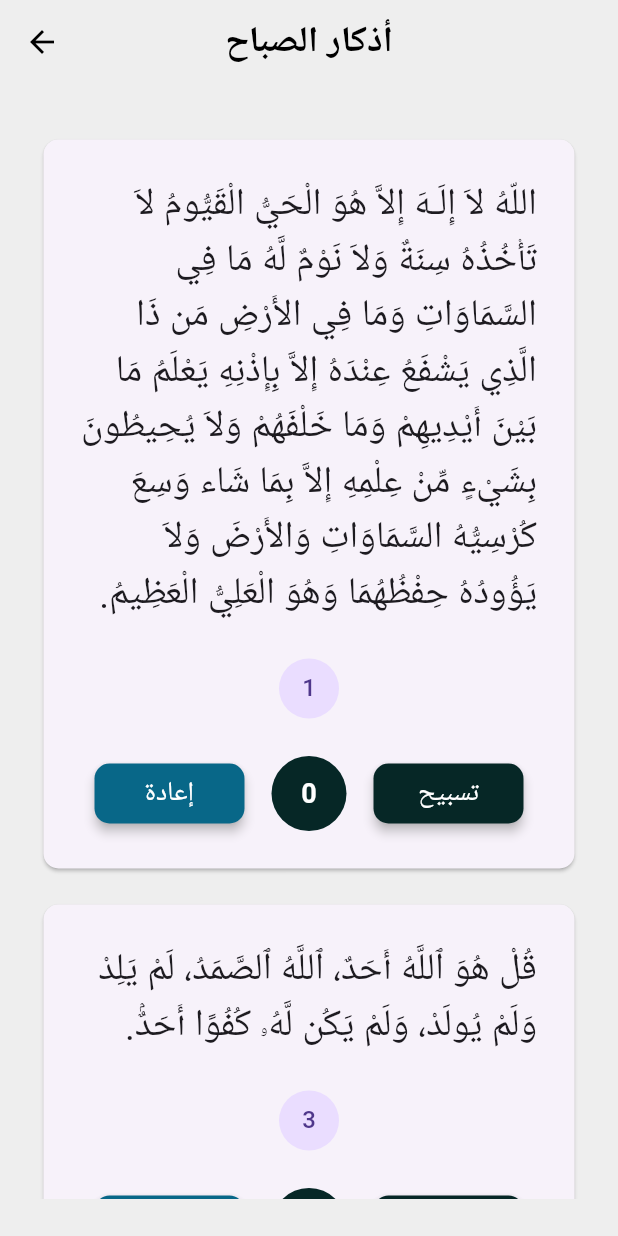
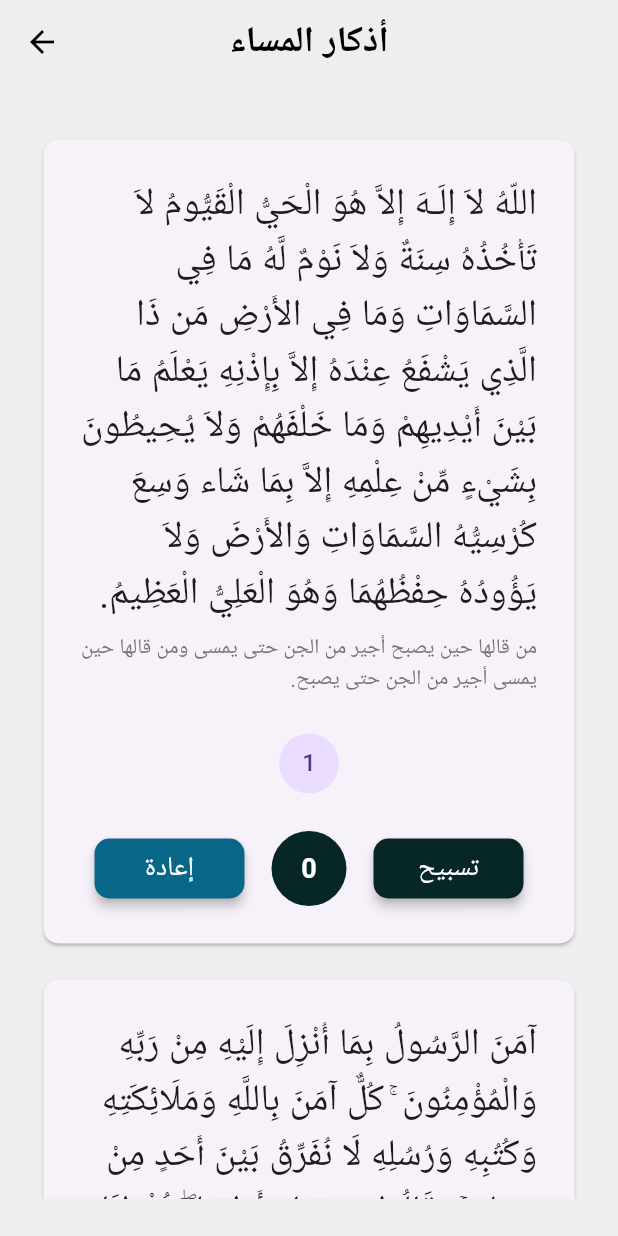
Before and after one commit to Icarus-conf/ziker, a Flutter app: the screen it shows after launch, after a tap on "أذكار المساء", on a phone screen of 412 x 824 dp. Run offline on Flutter 3.47's test engine with Material 3 defaults, Android fonts, the phone set to English and light mode, and no system bars; our stand-ins replace google_fonts; Roboto replaces fonts that are missing (Amiri).

```diff
--- a/lib/home_page.dart
+++ b/lib/home_page.dart
@@ -1,8 +1,8 @@
 import 'package:flutter/material.dart';
 import 'package:google_fonts/google_fonts.dart';
 import 'package:ziker/button.dart';
-import 'package:ziker/sabah_page.dart';
-import 'package:ziker/test.dart';
+import 'package:ziker/morning_page.dart';
+import 'package:ziker/night_page.dart';
 
 class HomePage extends StatefulWidget {
   const HomePage({super.key});
@@ -91,7 +91,7 @@ class _HomePageState extends State<HomePage> {
                         Navigator.push(
                           context,
                           MaterialPageRoute(
-                            builder: (context) => TestPage(),
+                            builder: (context) => NightPage(),
                           ),
                         );
                       },
--- a/lib/test.dart
+++ b/lib/morning_page.dart
@@ -2,12 +2,12 @@ import 'package:flutter/material.dart';
 import 'package:google_fonts/google_fonts.dart';
 import 'package:ziker/text_format.dart';
 
-class TestPage extends StatefulWidget {
+class SabahPage extends StatefulWidget {
   @override
-  State<TestPage> createState() => _TestPageState();
+  State<SabahPage> createState() => _SabahPageState();
 }
 
-class _TestPageState extends State<TestPage> {
+class _SabahPageState extends State<SabahPage> {
   // Create a list of texts
   final List<String> texts = [
     "اللّهُ لاَ إِلَـهَ إِلاَّ هُوَ الْحَيُّ الْقَيُّومُ لاَ تَأْخُذُهُ سِنَةٌ وَلاَ نَوْمٌ لَّهُ مَا فِي السَّمَاوَاتِ وَمَا فِي الأَرْضِ مَن ذَا الَّذِي يَشْفَعُ عِنْدَهُ إِلاَّ بِإِذْنِهِ يَعْلَمُ مَا بَيْنَ أَيْدِيهِمْ وَمَا خَلْفَهُمْ وَلاَ يُحِيطُونَ بِشَيْءٍ مِّنْ عِلْمِهِ إِلاَّ بِمَا شَاء وَسِعَ كُرْسِيُّهُ السَّمَاوَاتِ وَالأَرْضَ وَلاَ يَؤُودُهُ حِفْظُهُمَا وَهُوَ الْعَلِيُّ الْعَظِيمُ.",
@@ -43,7 +43,42 @@ class _TestPageState extends State<TestPage> {
     "أسْتَغْفِرُ اللهَ وَأتُوبُ إلَيْهِ",
   ];
 
-  final List<int> subTexts = [
+  final List<String> subTexts = [
+    "من قالها حين يصبح أجير من الجن حتى يمسى ومن قالها حين يمسى أجير من الجن حتى يصبح.",
+    "من قالها حين يصبح وحين يمسى كفته من كل شىء (الإخلاص والمعوذتين).",
+    "",
+    "",
+    "",
+    "من قالها موقنا بها حين يمسى ومات من ليلته دخل الجنة وكذلك حين يصبح.",
+    "من قالها حين يصبح وحين يمسى كان حقا على الله أن يرضيه يوم القيامة.",
+    "من قالها أعتقه الله من النار.",
+    "من قالها حين يصبح أدى شكر يومه.",
+    "من قالها كفاه الله ما أهمه من أمر الدنيا والأخرة.",
+    "لم يضره من الله شيء.",
+    "",
+    "",
+    "",
+    "",
+    "",
+    "",
+    "",
+    "",
+    "",
+    "",
+    "من صلى على حين يصبح وحين يمسى ادركته شفاعتى يوم القيامة.",
+    "",
+    "",
+    "",
+    "",
+    "",
+    "ذكر طيب.",
+    "كانت له عدل عشر رقاب، وكتبت له مئة حسنة، ومحيت عنه مئة سيئة، وكانت له حرزا من الشيطان.",
+    "كانت له عدل عشر رقاب، وكتبت له مئة حسنة، ومحيت عنه مئة سيئة، وكانت له حرزا من الشيطان.",
+    "حُطَّتْ خَطَايَاهُ وَإِنْ كَانَتْ مِثْلَ زَبَدِ الْبَحْرِ. لَمْ يَأْتِ أَحَدٌ يَوْمَ الْقِيَامَةِ بِأَفْضَلَ مِمَّا جَاءَ بِهِ إِلَّا أَحَدٌ قَالَ مِثْلَ مَا قَالَ أَوْ زَادَ عَلَيْهِ.",
+    "مائة حسنة، ومُحيت عنه مائة سيئة، وكانت له حرزاً من الشيطان حتى يمسى.",
+  ];
+
+  final List<int> countNumbers = [
     1,
     3,
     3,
@@ -77,7 +112,7 @@ class _TestPageState extends State<TestPage> {
     100,
   ];
 
-  int counter = 0;
+  List<int> counters = [];
 
   @override
   Widget build(BuildContext context) {
@@ -105,10 +140,9 @@ class _TestPageState extends State<TestPage> {
           25,
         ),
         child: ListView.builder(
-          // Set the length of the list
           itemCount: texts.length,
-          // Return a Card widget for each item
           itemBuilder: (context, index) {
+            counters.add(0);
             return Padding(
               padding: const EdgeInsets.symmetric(
                 vertical: 8,
@@ -116,31 +150,36 @@ class _TestPageState extends State<TestPage> {
               child: Card(
                 shape: RoundedRectangleBorder(
                   borderRadius: BorderRadius.circular(10),
-                  //set border radius more than 50% of height and width to make circle
                 ),
-                // Use a Column to arrange the text and the buttons vertically
                 child: Container(
                   padding: const EdgeInsets.all(25.0),
                   child: Column(
                     children: [
-                      // Display the text inside the card
                       AmiriText(
                         text: texts[index],
                         fontS: 25,
                         textDirection: TextDirection.rtl,
                       ),
                       SizedBox(
+                        height: 8,
+                      ),
+                      AmiriText(
+                        text: subTexts[index],
+                        fontS: 14,
+                        textDirection: TextDirection.rtl,
+                        color: Colors.grey[600],
+                      ),
+                      SizedBox(
                         height: 25,
                       ),
                       CircleAvatar(
                         child: Text(
-                          subTexts[index].toString(),
+                          countNumbers[index].toString(),
                         ),
                       ),
                       SizedBox(
                         height: 25,
                       ),
-                      // Use a Row to display the two buttons horizontally
                       Row(
                         mainAxisAlignment: MainAxisAlignment.spaceAround,
                         children: <Widget>[
@@ -164,8 +203,8 @@ class _TestPageState extends State<TestPage> {
                             ),
                             onPressed: () {
                               setState(() {
-                                if (counter > 0) {
-                                  counter--;
+                                if (counters[index] > 0) {
+                                  counters[index]--;
                                 }
                               });
                             },
@@ -174,7 +213,7 @@ class _TestPageState extends State<TestPage> {
                             backgroundColor: Color(0xFF062726),
                             radius: 25,
                             child: Text(
-                              counter.toString(),
+                              counters[index].toString(),
                               style: TextStyle(
                                 fontSize: 18,
                                 color: Colors.white,
@@ -202,7 +241,7 @@ class _TestPageState extends State<TestPage> {
                             ),
                             onPressed: () {
                               setState(() {
-                                counter++;
+                                counters[index]++;
                               });
                             },
                           ),
--- /dev/null
+++ b/lib/night_page.dart
@@ -0,0 +1,256 @@
+import 'package:flutter/material.dart';
+import 'package:google_fonts/google_fonts.dart';
+import 'package:ziker/text_format.dart';
+
+class NightPage extends StatefulWidget {
+  @override
+  State<NightPage> createState() => _NightPageState();
+}
+
+class _NightPageState extends State<NightPage> {
+  // Create a list of texts
+  final List<String> texts = [
+    "اللّهُ لاَ إِلَـهَ إِلاَّ هُوَ الْحَيُّ الْقَيُّومُ لاَ تَأْخُذُهُ سِنَةٌ وَلاَ نَوْمٌ لَّهُ مَا فِي السَّمَاوَاتِ وَمَا فِي الأَرْضِ مَن ذَا الَّذِي يَشْفَعُ عِنْدَهُ إِلاَّ بِإِذْنِهِ يَعْلَمُ مَا بَيْنَ أَيْدِيهِمْ وَمَا خَلْفَهُمْ وَلاَ يُحِيطُونَ بِشَيْءٍ مِّنْ عِلْمِهِ إِلاَّ بِمَا شَاء وَسِعَ كُرْسِيُّهُ السَّمَاوَاتِ وَالأَرْضَ وَلاَ يَؤُودُهُ حِفْظُهُمَا وَهُوَ الْعَلِيُّ الْعَظِيمُ.",
+    "آمَنَ الرَّسُولُ بِمَا أُنْزِلَ إِلَيْهِ مِنْ رَبِّهِ وَالْمُؤْمِنُونَ ۚ كُلٌّ آمَنَ بِاللَّهِ وَمَلَائِكَتِهِ وَكُتُبِهِ وَرُسُلِهِ لَا نُفَرِّقُ بَيْنَ أَحَدٍ مِنْ رُسُلِهِ ۚ وَقَالُوا سَمِعْنَا وَأَطَعْنَا ۖ غُفْرَانَكَ رَبَّنَا وَإِلَيْكَ الْمَصِيرُ. لَا يُكَلِّفُ اللَّهُ نَفْسًا إِلَّا وُسْعَهَا لَهَا مَا كَسَبَتْ وَعَلَيْهَا مَا اكْتَسَبَتْ رَبَّنَا لَا تُؤَاخِذْنَا إِنْ نَّسِينَآ أَوْ أَخْطَأْنَا رَبَّنَا وَلَا تَحْمِلْ عَلَيْنَا إِصْرًا كَمَا حَمَلْتَهُ عَلَى الَّذِينَ مِنْ قَبْلِنَا رَبَّنَا وَلَا تُحَمِّلْنَا مَا لَا طَاقَةَ لَنَا بِهِ وَاعْفُ عَنَّا وَاغْفِرْ لَنَا وَارْحَمْنَا أَنْتَ مَوْلَانَا فَانْصُرْنَا عَلَى الْقَوْمِ الْكَافِرِينَ.",
+    "قُلْ هُوَ ٱللَّهُ أَحَدٌ، ٱللَّهُ ٱلصَّمَدُ، لَمْ يَلِدْ وَلَمْ يُولَدْ، وَلَمْ يَكُن لَّهُۥ كُفُوًا أَحَدٌۢ.",
+    "قُلْ أَعُوذُ بِرَبِّ ٱلْفَلَقِ، مِن شَرِّ مَا خَلَقَ، وَمِن شَرِّ غَاسِقٍ إِذَا وَقَبَ، وَمِن شَرِّ ٱلنَّفَّٰثَٰتِ فِى ٱلْعُقَدِ، وَمِن شَرِّ حَاسِدٍ إِذَا حَسَدَ.",
+    "قُلْ أَعُوذُ بِرَبِّ ٱلنَّاسِ، مَلِكِ ٱلنَّاسِ، إِلَٰهِ ٱلنَّاسِ، مِن شَرِّ ٱلْوَسْوَاسِ ٱلْخَنَّاسِ، ٱلَّذِى يُوَسْوِسُ فِى صُدُورِ ٱلنَّاسِ، مِنَ ٱلْجِنَّةِ وَٱلنَّاسِ.",
+    "أَمْسَيْـنا وَأَمْسـى المـلكُ لله وَالحَمدُ لله ، لا إلهَ إلاّ اللّهُ وَحدَهُ لا شَريكَ لهُ، لهُ المُـلكُ ولهُ الحَمْـد، وهُوَ على كلّ شَيءٍ قدير ، رَبِّ أسْـأَلُـكَ خَـيرَ ما في هـذهِ اللَّـيْلَةِ وَخَـيرَ ما بَعْـدَهـا ، وَأَعـوذُ بِكَ مِنْ شَـرِّ ما في هـذهِ اللَّـيْلةِ وَشَرِّ ما بَعْـدَهـا ، رَبِّ أَعـوذُبِكَ مِنَ الْكَسَـلِ وَسـوءِ الْكِـبَر ، رَبِّ أَعـوذُ بِكَ مِنْ عَـذابٍ في النّـارِ وَعَـذابٍ في القَـبْر.",
+    "اللّهـمَّ أَنْتَ رَبِّـي لا إلهَ إلاّ أَنْتَ ، خَلَقْتَنـي وَأَنا عَبْـدُك ، وَأَنا عَلـى عَهْـدِكَ وَوَعْـدِكَ ما اسْتَـطَعْـت ، أَعـوذُبِكَ مِنْ شَـرِّ ما صَنَـعْت ، أَبـوءُ لَـكَ بِنِعْـمَتِـكَ عَلَـيَّ وَأَبـوءُ بِذَنْـبي فَاغْفـِرْ لي فَإِنَّـهُ لا يَغْـفِرُ الذُّنـوبَ إِلاّ أَنْتَ .",
+    "رَضيـتُ بِاللهِ رَبَّـاً وَبِالإسْلامِ ديـناً وَبِمُحَـمَّدٍ صلى الله عليه وسلم نَبِيّـاً.",
+    "اللّهُـمَّ إِنِّـي أَمسيتُ أُشْـهِدُك ، وَأُشْـهِدُ حَمَلَـةَ عَـرْشِـك ، وَمَلَائِكَتَكَ ، وَجَمـيعَ خَلْـقِك ، أَنَّـكَ أَنْـتَ اللهُ لا إلهَ إلاّ أَنْـتَ وَحْـدَكَ لا شَريكَ لَـك ، وَأَنَّ ُ مُحَمّـداً عَبْـدُكَ وَرَسـولُـك.",
+    "اللّهُـمَّ ما أَمسى بي مِـنْ نِعْـمَةٍ أَو بِأَحَـدٍ مِـنْ خَلْـقِك ، فَمِـنْكَ وَحْـدَكَ لا شريكَ لَـك ، فَلَـكَ الْحَمْـدُ وَلَـكَ الشُّكْـر.",
+    "حَسْبِـيَ اللّهُ لا إلهَ إلاّ هُوَ عَلَـيهِ تَوَكَّـلتُ وَهُوَ رَبُّ العَرْشِ العَظـيم.",
+    "بِسـمِ اللهِ الذي لا يَضُـرُّ مَعَ اسمِـهِ شَيءٌ في الأرْضِ وَلا في السّمـاءِ وَهـوَ السّمـيعُ العَلـيم.",
+    "اللّهُـمَّ بِكَ أَمْسَـينا وَبِكَ أَصْـبَحْنا، وَبِكَ نَحْـيا وَبِكَ نَمُـوتُ وَإِلَـيْكَ الْمَصِيرُ.",
+    "أَمْسَيْنَا عَلَى فِطْرَةِ الإسْلاَمِ، وَعَلَى كَلِمَةِ الإِخْلاَصِ، وَعَلَى دِينِ نَبِيِّنَا مُحَمَّدٍ صَلَّى اللهُ عَلَيْهِ وَسَلَّمَ، وَعَلَى مِلَّةِ أَبِينَا إبْرَاهِيمَ حَنِيفاً مُسْلِماً وَمَا كَانَ مِنَ المُشْرِكِينَ.",
+    "سُبْحـانَ اللهِ وَبِحَمْـدِهِ عَدَدَ خَلْـقِه ، وَرِضـا نَفْسِـه ، وَزِنَـةَ عَـرْشِـه ، وَمِـدادَ كَلِمـاتِـه.",
+    "اللّهُـمَّ عافِـني في بَدَنـي ، اللّهُـمَّ عافِـني في سَمْـعي ، اللّهُـمَّ عافِـني في بَصَـري ، لا إلهَ إلاّ أَنْـتَ.",
+    "اللّهُـمَّ إِنّـي أَعـوذُ بِكَ مِنَ الْكُـفر ، وَالفَـقْر ، وَأَعـوذُ بِكَ مِنْ عَذابِ القَـبْر ، لا إلهَ إلاّ أَنْـتَ.",
+    "اللّهُـمَّ إِنِّـي أسْـأَلُـكَ العَـفْوَ وَالعـافِـيةَ في الدُّنْـيا وَالآخِـرَة ، اللّهُـمَّ إِنِّـي أسْـأَلُـكَ العَـفْوَ وَالعـافِـيةَ في ديني وَدُنْـيايَ وَأهْـلي وَمالـي ، اللّهُـمَّ اسْتُـرْ عـوْراتي وَآمِـنْ رَوْعاتـي ، اللّهُـمَّ احْفَظْـني مِن بَـينِ يَدَيَّ وَمِن خَلْفـي وَعَن يَمـيني وَعَن شِمـالي ، وَمِن فَوْقـي ، وَأَعـوذُ بِعَظَمَـتِكَ أَن أُغْـتالَ مِن تَحْتـي.",
+    "يَا حَيُّ يَا قيُّومُ بِرَحْمَتِكَ أسْتَغِيثُ أصْلِحْ لِي شَأنِي كُلَّهُ وَلاَ تَكِلْنِي إلَى نَفْسِي طَـرْفَةَ عَيْنٍ.",
+    "أَمْسَيْنا وَأَمْسَى الْمُلْكُ للهِ رَبِّ الْعَالَمَيْنِ، اللَّهُمَّ إِنَّي أسْأَلُكَ خَيْرَ هَذَه اللَّيْلَةِ فَتْحَهَا ونَصْرَهَا، ونُوْرَهَا وبَرَكَتهَا، وَهُدَاهَا، وَأَعُوذُ بِكَ مِنْ شَرِّ مَا فيهِا وَشَرَّ مَا بَعْدَهَا.",
+    "اللّهُـمَّ عالِـمَ الغَـيْبِ وَالشّـهادَةِ فاطِـرَ السّماواتِ وَالأرْضِ رَبَّ كـلِّ شَـيءٍ وَمَليـكَه ، أَشْهَـدُ أَنْ لا إِلـهَ إِلاّ أَنْت ، أَعـوذُ بِكَ مِن شَـرِّ نَفْسـي وَمِن شَـرِّ الشَّيْـطانِ وَشِرْكِهِ ، وَأَنْ أَقْتَـرِفَ عَلـى نَفْسـي سوءاً أَوْ أَجُـرَّهُ إِلـى مُسْـلِم.",
+    "أَعـوذُ بِكَلِمـاتِ اللّهِ التّـامّـاتِ مِنْ شَـرِّ ما خَلَـق.",
+    "اللَّهُمَّ صَلِّ وَسَلِّمْ وَبَارِكْ على نَبِيِّنَا مُحمَّد.",
+    "اللَّهُمَّ إِنَّا نَعُوذُ بِكَ مِنْ أَنْ نُشْرِكَ بِكَ شَيْئًا نَعْلَمُهُ ، وَنَسْتَغْفِرُكَ لِمَا لَا نَعْلَمُهُ.",
+    "اللَّهُمَّ إِنِّي أَعُوذُ بِكَ مِنْ الْهَمِّ وَالْحَزَنِ، وَأَعُوذُ بِكَ مِنْ الْعَجْزِ وَالْكَسَلِ، وَأَعُوذُ بِكَ مِنْ الْجُبْنِ وَالْبُخْلِ، وَأَعُوذُ بِكَ مِنْ غَلَبَةِ الدَّيْنِ، وَقَهْرِ الرِّجَالِ.",
+    "أسْتَغْفِرُ اللهَ العَظِيمَ الَّذِي لاَ إلَهَ إلاَّ هُوَ، الحَيُّ القَيُّومُ، وَأتُوبُ إلَيهِ.",
+    "يَا رَبِّ , لَكَ الْحَمْدُ كَمَا يَنْبَغِي لِجَلَالِ وَجْهِكَ , وَلِعَظِيمِ سُلْطَانِكَ.",
+    "لَا إلَه إلّا اللهُ وَحْدَهُ لَا شَرِيكَ لَهُ، لَهُ الْمُلْكُ وَلَهُ الْحَمْدُ وَهُوَ عَلَى كُلِّ شَيْءِ قَدِيرِ.",
+    "اللَّهُمَّ أَنْتَ رَبِّي لا إِلَهَ إِلا أَنْتَ ، عَلَيْكَ تَوَكَّلْتُ ، وَأَنْتَ رَبُّ الْعَرْشِ الْعَظِيمِ , مَا شَاءَ اللَّهُ كَانَ ، وَمَا لَمْ يَشَأْ لَمْ يَكُنْ ، وَلا حَوْلَ وَلا قُوَّةَ إِلا بِاللَّهِ الْعَلِيِّ الْعَظِيمِ , أَعْلَمُ أَنَّ اللَّهَ عَلَى كُلِّ شَيْءٍ قَدِيرٌ ، وَأَنَّ اللَّهَ قَدْ أَحَاطَ بِكُلِّ شَيْءٍ عِلْمًا , اللَّهُمَّ إِنِّي أَعُوذُ بِكَ مِنْ شَرِّ نَفْسِي ، وَمِنْ شَرِّ كُلِّ دَابَّةٍ أَنْتَ آخِذٌ بِنَاصِيَتِهَا ، إِنَّ رَبِّي عَلَى صِرَاطٍ مُسْتَقِيمٍ.",
+    "سُبْحـانَ اللهِ وَبِحَمْـدِهِ.",
+  ];
+
+  final List<String> subTexts = [
+    "من قالها حين يصبح أجير من الجن حتى يمسى ومن قالها حين يمسى أجير من الجن حتى يصبح.",
+    "من قرأ آيتين من آخر سورة البقرة في ليلة كفتاه.",
+    "من قالها حين يصبح وحين يمسى كفته من كل شىء (الإخلاص والمعوذتين). ",
+    "",
+    "",
+    "",
+    "من قالها موقنا بها حين يمسى ومات من ليلته دخل الجنة وكذلك حين يصبح.",
+    "من قالها حين يصبح وحين يمسى كان حقا على الله أن يرضيه يوم القيامة.",
+    "من قالها أعتقه الله من النار.",
+    "من قالها حين يمسى أدى شكر يومه.",
+    "من قالها كفاه الله ما أهمه من أمر الدنيا والأخرة.",
+    "لم يضره من الله شيء.",
+    "",
+    "",
+    "",
+    "",
+    "",
+    "",
+    "",
+    "",
+    "",
+    "",
+    "من صلى على حين يصبح وحين يمسى ادركته شفاعتى يوم القيامة.",
+    "",
+    "",
+    "",
+    "",
+    "كانت له عدل عشر رقاب، وكتبت له مئة حسنة، ومحيت عنه مئة سيئة، وكانت له حرزا من الشيطان.",
+    "ذكر طيب.",
+    "حُطَّتْ خَطَايَاهُ وَإِنْ كَانَتْ مِثْلَ زَبَدِ الْبَحْرِ. لَمْ يَأْتِ أَحَدٌ يَوْمَ الْقِيَامَةِ بِأَفْضَلَ مِمَّا جَاءَ بِهِ إِلَّا أَحَدٌ قَالَ مِثْلَ مَا قَالَ أَوْ زَادَ عَلَيْهِ.",
+  ];
+
+  final List<int> countNumbers = [
+    1,
+    1,
+    3,
+    3,
+    3,
+    1,
+    1,
+    3,
+    4,
+    1,
+    7,
+    3,
+    1,
+    1,
+    3,
+    3,
+    3,
+    1,
+    3,
+    1,
+    1,
+    3,
+    10,
+    3,
+    3,
+    3,
+    3,
+    100,
+    1,
+    100,
+  ];
+
+  List<int> counters = [];
+
+  @override
+  Widget build(BuildContext context) {
+    return Scaffold(
+      backgroundColor: Colors.grey[200],
+      appBar: AppBar(
+        iconTheme: IconThemeData(
+          color: Colors.black,
+        ),
+        backgroundColor: Colors.transparent,
+        elevation: 0,
+        title: Text(
+          "أذكار المساء",
+          textDirection: TextDirection.rtl,
+          style: GoogleFonts.arefRuqaa(
+            fontSize: 24,
+            fontWeight: FontWeight.w700,
+            color: Colors.black,
+          ),
+        ),
+        centerTitle: true,
+      ),
+      body: Container(
+        padding: EdgeInsets.all(
+          25,
+        ),
+        child: ListView.builder(
+          itemCount: texts.length,
+          itemBuilder: (context, index) {
+            counters.add(0);
+            return Padding(
+              padding: const EdgeInsets.symmetric(
+                vertical: 8,
+              ),
+              child: Card(
+                shape: RoundedRectangleBorder(
+                  borderRadius: BorderRadius.circular(10),
+                ),
+                child: Container(
+                  padding: const EdgeInsets.all(25.0),
+                  child: Column(
+                    children: [
+                      AmiriText(
+                        text: texts[index],
+                        fontS: 25,
+                        textDirection: TextDirection.rtl,
+                      ),
+                      SizedBox(
+                        height: 8,
+                      ),
+                      AmiriText(
+                        text: subTexts[index],
+                        fontS: 14,
+                        textDirection: TextDirection.rtl,
+                        color: Colors.grey[600],
+                      ),
+                      SizedBox(
+                        height: 25,
+                      ),
+                      CircleAvatar(
+                        child: Text(
+                          countNumbers[index].toString(),
+                        ),
+                      ),
+                      SizedBox(
+                        height: 25,
+                      ),
+                      Row(
+                        mainAxisAlignment: MainAxisAlignment.spaceAround,
+                        children: <Widget>[
+                          ElevatedButton(
+                            style: ElevatedButton.styleFrom(
+                              backgroundColor: Color(0xFF086788),
+                              foregroundColor: Color(0xFF9CAFB7),
+                              shadowColor: Colors.grey[400],
+                              elevation: 3,
+                              shape: RoundedRectangleBorder(
+                                borderRadius: BorderRadius.circular(
+                                  10.0,
+                                ),
+                              ),
+                              minimumSize: Size(100, 40),
+                            ),
+                            child: AmiriText(
+                              text: "إعادة",
+                              fontS: 18,
+                              color: Colors.white,
+                            ),
+                            onPressed: () {
+                              setState(() {
+                                if (counters[index] > 0) {
+                                  counters[index]--;
+                                }
+                              });
+                            },
+                          ),
+                          CircleAvatar(
+                            backgroundColor: Color(0xFF062726),
+                            radius: 25,
+                            child: Text(
+                              counters[index].toString(),
+                              style: TextStyle(
+                                fontSize: 18,
+                                color: Colors.white,
+                                fontWeight: FontWeight.w700,
+                              ),
+                            ),
+                          ),
+                          ElevatedButton(
+                            style: ElevatedButton.styleFrom(
+                              backgroundColor: Color(0xFF062726),
+                              foregroundColor: Color(0xFF66A182),
+                              shadowColor: Colors.grey[400],
+                              elevation: 3,
+                              shape: RoundedRectangleBorder(
+                                borderRadius: BorderRadius.circular(
+                                  10.0,
+                                ),
+                              ),
+                              minimumSize: Size(100, 40),
+                            ),
+                            child: AmiriText(
+                              text: "تسبيح",
+                              fontS: 18,
+                              color: Colors.white,
+                            ),
+                            onPressed: () {
+                              setState(() {
+                                counters[index]++;
+                              });
+                            },
+                          ),
+                        ],
+                      ),
+                    ],
+                  ),
+                ),
+              ),
+            );
+          },
+        ),
+      ),
+    );
+  }
+}
```
Also changed, not shown: lib/sabah_page.dart (deleted, +0 -168 lines), 58 other files.
